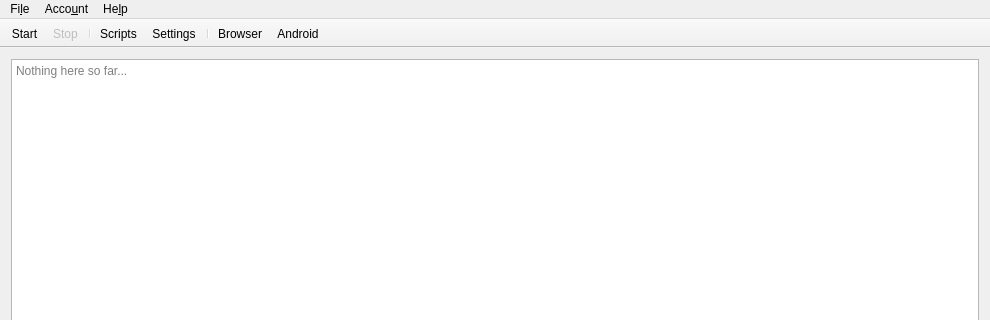
Before: the Qt Designer form botfather/gui/control_window.ui in botfatherio/botfather, drawn with Qt 5; both pictures show x 0 to 990 and y 0 to 320 of the 990 by 616 pixel window.
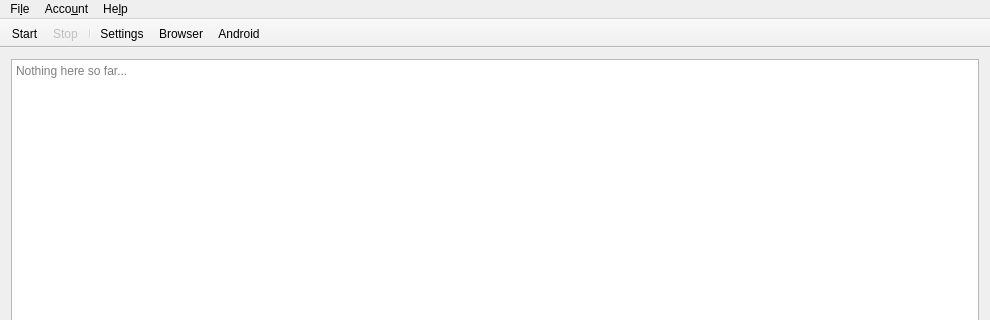
After: the same form once the commit is applied. Icons and pictures are not drawn.

Commit message:
Make scripts exclusively startable from the scriptmanager
The script action has been removed from the control window.
To install/manage/run scripts one has to click "start".
This was never intended, but is better than having two menu
items opening the same window (start and scripts).

The edit to the form file:
```diff
--- a/botfather/gui/control_window.ui
+++ b/botfather/gui/control_window.ui
@@ -140,9 +140,7 @@
    <addaction name="actionStart"/>
    <addaction name="actionStop"/>
    <addaction name="separator"/>
-   <addaction name="actionScripts"/>
    <addaction name="actionSettings"/>
-   <addaction name="separator"/>
    <addaction name="actionBrowser"/>
    <addaction name="actionAndroid"/>
   </widget>
```
The commit also changes 7 other files.
